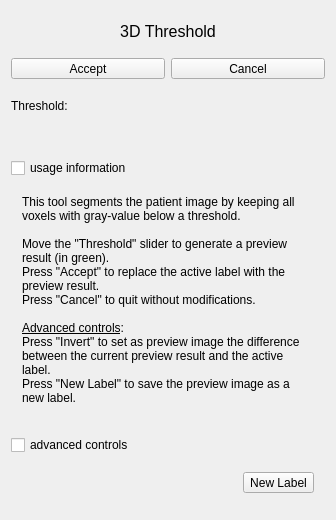
The window that Modules/SegmentationUI/Qmitk/QmitkBinaryThresholdToolGUIControls.ui (MITK/MITK) describes before a commit, drawn with Qt 5.
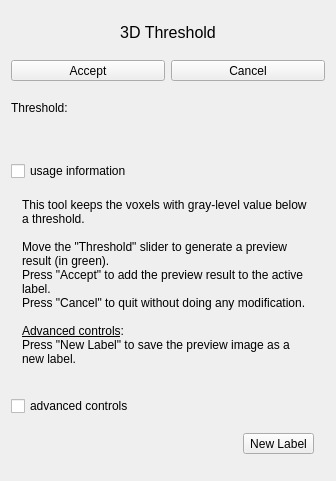
The same window after the commit. Icons and pictures are not drawn. Custom widgets are drawn as their Qt base class.

```diff
--- a/Modules/SegmentationUI/Qmitk/QmitkBinaryThresholdToolGUIControls.ui
+++ b/Modules/SegmentationUI/Qmitk/QmitkBinaryThresholdToolGUIControls.ui
@@ -7,7 +7,7 @@
     <x>0</x>
     <y>0</y>
     <width>336</width>
-    <height>520</height>
+    <height>481</height>
    </rect>
   </property>
   <property name="sizePolicy">
@@ -193,14 +193,13 @@
 &lt;html&gt;&lt;head&gt;&lt;meta name=&quot;qrichtext&quot; content=&quot;1&quot; /&gt;&lt;style type=&quot;text/css&quot;&gt;
 p, li { white-space: pre-wrap; }
 &lt;/style&gt;&lt;/head&gt;&lt;body style=&quot; font-family:'MS Shell Dlg 2'; font-size:8pt; font-weight:400; font-style:normal;&quot;&gt;
-&lt;p style=&quot; margin-top:0px; margin-bottom:0px; margin-left:0px; margin-right:0px; -qt-block-indent:0; text-indent:0px;&quot;&gt;&lt;span style=&quot; font-family:'Sans'; font-size:9pt;&quot;&gt;This tool segments the patient image by keeping all voxels with gray-value below a threshold.&lt;/span&gt;&lt;/p&gt;
+&lt;p style=&quot; margin-top:0px; margin-bottom:0px; margin-left:0px; margin-right:0px; -qt-block-indent:0; text-indent:0px;&quot;&gt;&lt;span style=&quot; font-family:'Sans'; font-size:9pt;&quot;&gt;This tool keeps the voxels with gray-level value below a threshold.&lt;/span&gt;&lt;/p&gt;
 &lt;p style=&quot;-qt-paragraph-type:empty; margin-top:0px; margin-bottom:0px; margin-left:0px; margin-right:0px; -qt-block-indent:0; text-indent:0px; font-family:'Sans'; font-size:9pt;&quot;&gt;&lt;br /&gt;&lt;/p&gt;
 &lt;p style=&quot; margin-top:0px; margin-bottom:0px; margin-left:0px; margin-right:0px; -qt-block-indent:0; text-indent:0px;&quot;&gt;&lt;span style=&quot; font-family:'Sans'; font-size:9pt;&quot;&gt;Move the &amp;quot;Threshold&amp;quot; slider to generate a preview result (in green).&lt;/span&gt;&lt;/p&gt;
-&lt;p style=&quot; margin-top:0px; margin-bottom:0px; margin-left:0px; margin-right:0px; -qt-block-indent:0; text-indent:0px;&quot;&gt;&lt;span style=&quot; font-family:'Sans'; font-size:9pt;&quot;&gt;Press &amp;quot;Accept&amp;quot; to replace the active label with the preview result.&lt;/span&gt;&lt;/p&gt;
-&lt;p style=&quot; margin-top:0px; margin-bottom:0px; margin-left:0px; margin-right:0px; -qt-block-indent:0; text-indent:0px;&quot;&gt;&lt;span style=&quot; font-family:'Sans'; font-size:9pt;&quot;&gt;Press &amp;quot;Cancel&amp;quot; to quit without modifications.&lt;/span&gt;&lt;/p&gt;
+&lt;p style=&quot; margin-top:0px; margin-bottom:0px; margin-left:0px; margin-right:0px; -qt-block-indent:0; text-indent:0px;&quot;&gt;&lt;span style=&quot; font-family:'Sans'; font-size:9pt;&quot;&gt;Press &amp;quot;Accept&amp;quot; to add the preview result to the active label. &lt;/span&gt;&lt;/p&gt;
+&lt;p style=&quot; margin-top:0px; margin-bottom:0px; margin-left:0px; margin-right:0px; -qt-block-indent:0; text-indent:0px;&quot;&gt;&lt;span style=&quot; font-family:'Sans'; font-size:9pt;&quot;&gt;Press &amp;quot;Cancel&amp;quot; to quit without doing any modification.&lt;/span&gt;&lt;/p&gt;
 &lt;p style=&quot;-qt-paragraph-type:empty; margin-top:0px; margin-bottom:0px; margin-left:0px; margin-right:0px; -qt-block-indent:0; text-indent:0px; font-family:'Sans'; font-size:9pt;&quot;&gt;&lt;br /&gt;&lt;/p&gt;
 &lt;p style=&quot; margin-top:0px; margin-bottom:0px; margin-left:0px; margin-right:0px; -qt-block-indent:0; text-indent:0px;&quot;&gt;&lt;span style=&quot; font-family:'Sans'; font-size:9pt; text-decoration: underline;&quot;&gt;Advanced controls&lt;/span&gt;&lt;span style=&quot; font-family:'Sans'; font-size:9pt;&quot;&gt;: &lt;/span&gt;&lt;/p&gt;
-&lt;p style=&quot; margin-top:0px; margin-bottom:0px; margin-left:0px; margin-right:0px; -qt-block-indent:0; text-indent:0px;&quot;&gt;&lt;span style=&quot; font-family:'Sans'; font-size:9pt;&quot;&gt;Press &amp;quot;Invert&amp;quot; to set as preview image the difference between the current preview result and the active label.&lt;/span&gt;&lt;/p&gt;
 &lt;p style=&quot; margin-top:0px; margin-bottom:0px; margin-left:0px; margin-right:0px; -qt-block-indent:0; text-indent:0px;&quot;&gt;&lt;span style=&quot; font-family:'Sans'; font-size:9pt;&quot;&gt;Press &amp;quot;New Label&amp;quot; to save the preview image as a new label.&lt;/span&gt;&lt;/p&gt;
 &lt;p style=&quot;-qt-paragraph-type:empty; margin-top:0px; margin-bottom:0px; margin-left:0px; margin-right:0px; -qt-block-indent:0; text-indent:0px;&quot;&gt;&lt;br /&gt;&lt;/p&gt;&lt;/body&gt;&lt;/html&gt;</string>
         </property>
```
